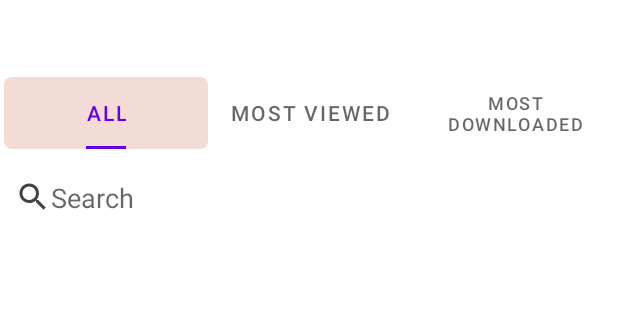
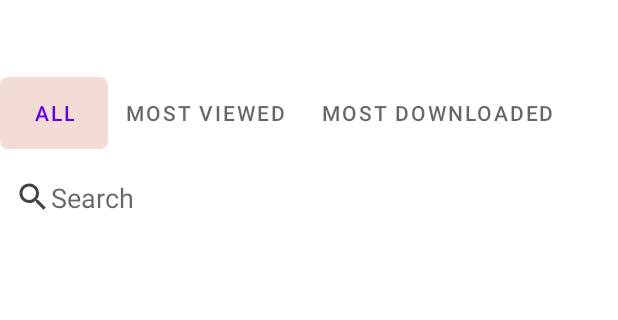
Before and after one commit to CodeERAayush/iLibrary, an Android app: the DashboardActivity screen opened directly, with no data from a screen before it, on a phone screen of 412 x 824 dp, the part 50-370 px from its top. Run offline under Robolectric (Android 15) with nearby library versions, the phone set to English and light mode, and no system bars; our stand-ins replace Firebase (no records; nobody signed in at launch, a user with empty details on screens opened directly); libraries missing offline, so code that uses them is left out: com.github.barteksc.pdfviewer.

Commit message:
Day 11 - some bug fixes

```diff
--- a/app/src/main/java/com/codeeraayush/ilibrary/activities/DashboardActivity.java
+++ b/app/src/main/java/com/codeeraayush/ilibrary/activities/DashboardActivity.java
@@ -152,7 +152,7 @@ private FirebaseAuth firebaseAuth;
 
 
 
-    public class ViewPagerAdapter extends FragmentPagerAdapter{
+    public class  ViewPagerAdapter extends FragmentPagerAdapter{
 
        private ArrayList<BooksUserFragment> fragmentsList=new ArrayList<>();
         private ArrayList<String> fragmentsTitle=new ArrayList<>();
--- a/app/src/main/res/layout/activity_dashboard.xml
+++ b/app/src/main/res/layout/activity_dashboard.xml
@@ -46,11 +46,14 @@
 
     <com.google.android.material.tabs.TabLayout
         android:id="@+id/tabLayout"
-        android:layout_width="409dp"
+        android:layout_width="match_parent"
         android:layout_height="wrap_content"
         android:layout_marginTop="16dp"
         app:tabBackground="@drawable/tab_selector"
         app:tabIndicatorFullWidth="false"
+        app:tabIndicatorHeight="0dp"
+        app:tabMode="scrollable"
+        app:tabUnboundedRipple="false"
         app:layout_constraintBottom_toBottomOf="parent"
         app:layout_constraintEnd_toEndOf="parent"
         app:layout_constraintHorizontal_bias="1.0"
```
